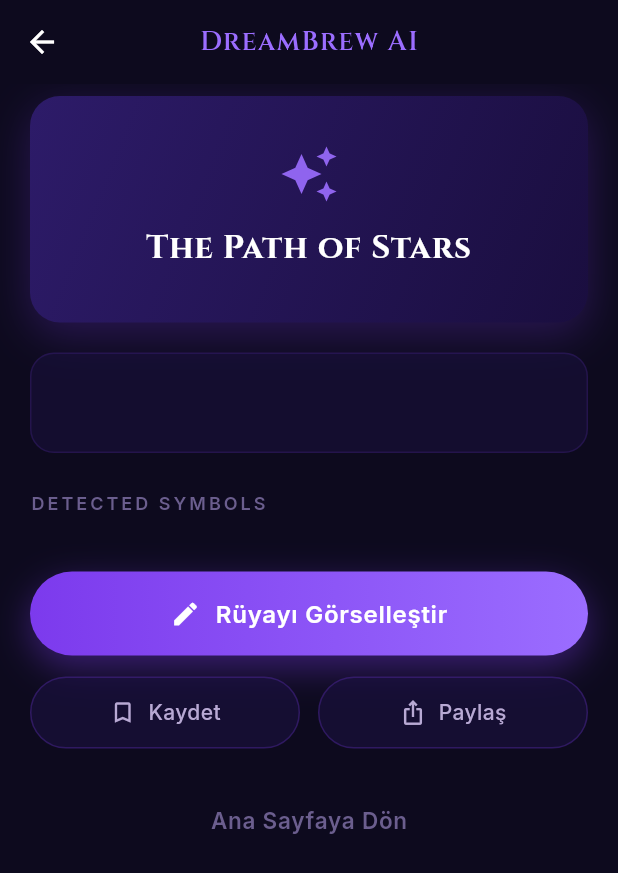
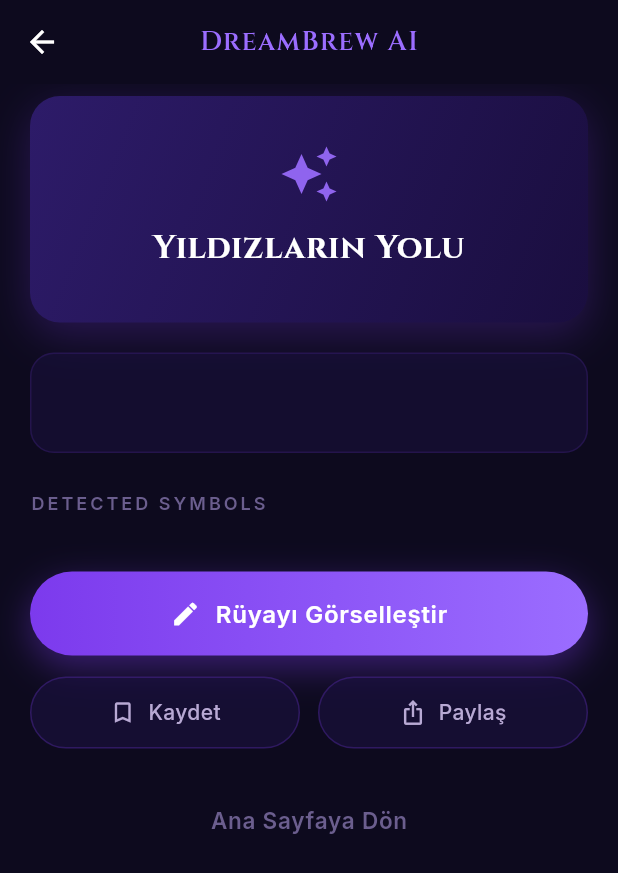
Before and after one commit to LURIDD/DreamBrew-AI, a Flutter app: the DreamResultPage screen opened directly with empty values, on a phone screen of 412 x 824 dp. Shown: the top 873 px of the screen. Run offline on Flutter 3.47's test engine with Material 3 defaults, Android fonts, the phone set to English and light mode, and no system bars; our stand-ins replace dio, flutter_bloc, flutter_dotenv, get_it, go_router, google_fonts and 5 more; accounts and stored records are empty.

Commit message:
Göze çarpan pürüzler ve son rütuşlar halledildi.

```diff
--- a/lib/features/dream/presentation/pages/dream_result_page.dart
+++ b/lib/features/dream/presentation/pages/dream_result_page.dart
@@ -157,13 +157,13 @@ class _DreamResultPageState extends State<DreamResultPage> {
   String _generateTitle() {
     final tone = reading.emotionalTone.toLowerCase();
     if (tone.contains('özgür') || tone.contains('umut')) {
-      return 'The Path of Stars';
+      return 'Yıldızların Yolu';
     } else if (tone.contains('merak') || tone.contains('içe')) {
-      return 'Whispers of Wisdom';
+      return 'Bilgeliğin Fısıltıları';
     } else if (tone.contains('huzur')) {
-      return 'Moonlit Serenity';
+      return 'Ay Işığında Huzur';
     } else {
-      return 'The Path of Stars';
+      return 'Yıldızların Yolu';
     }
   }
 
--- a/lib/features/onboarding/presentation/pages/onboarding_page.dart
+++ b/lib/features/onboarding/presentation/pages/onboarding_page.dart
@@ -504,8 +504,7 @@ class _DescriptionText extends StatelessWidget {
     return Padding(
       padding: const EdgeInsets.symmetric(horizontal: 36),
       child: Text(
-        'Unlock the secrets of your subconscious mind through '
-        'ancient dream interpretation and mystic coffee cup readings.',
+        'Rüyalarınızın ve kahve telvenizin gizemlerini keşfedin.',
         style: AppTextStyles.bodyMedium,
         textAlign: TextAlign.center,
       ),
--- a/pubspec.yaml
+++ b/pubspec.yaml
@@ -1,5 +1,5 @@
 name: dreambrew_ai
-description: "A new Flutter project."
+description: "DreamBrew AI"
 # The following line prevents the package from being accidentally published to
 # pub.dev using `flutter pub publish`. This is preferred for private packages.
 publish_to: 'none' # Remove this line if you wish to publish to pub.dev
```
Also changed, not shown: screenshoots/dream_result.png (added), screenshoots/fortune_result.png (added), screenshoots/home.png (added), screenshoots/settings.png (added), 8 other files.
